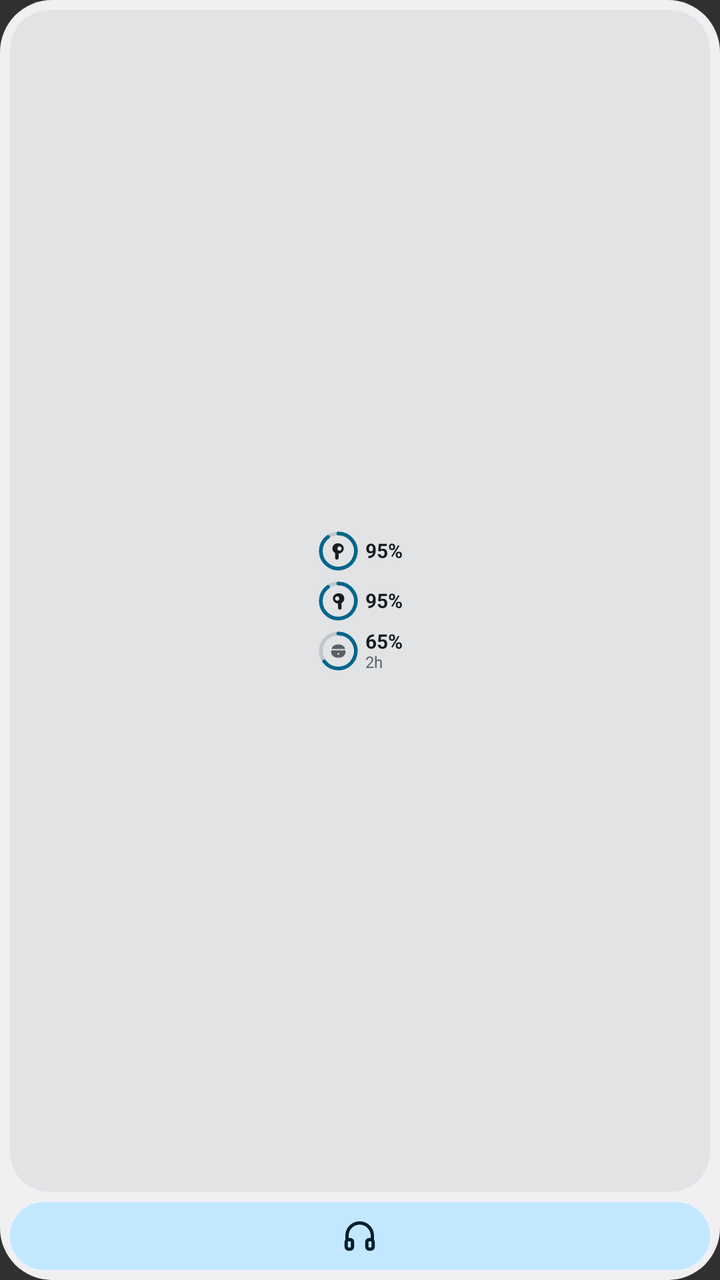
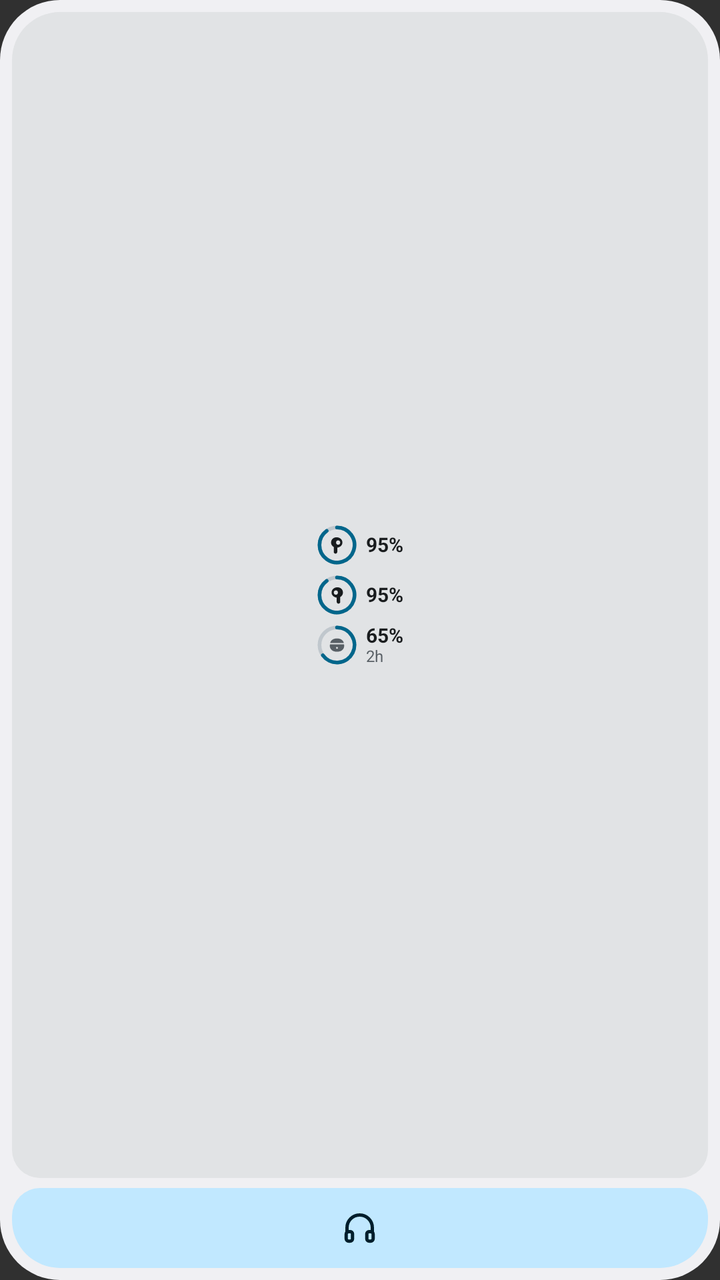

Compare the two renders of this Android layout. The source of the first and the diff that turns it into the second are given below.
<!-- AndroidManifest.xml: application theme android:Theme.Material.NoActionBar -->
<!-- res/layout/widget_realness_vertical_preview.xml -->
<?xml version="1.0" encoding="utf-8"?>
<LinearLayout xmlns:android="http://schemas.android.com/apk/res/android"
    android:layout_width="match_parent"
    android:layout_height="match_parent"
    android:background="@drawable/widget_bg"
    android:gravity="center_horizontal"
    android:orientation="vertical"
    android:padding="5dp">

    <LinearLayout
        android:layout_width="match_parent"
        android:layout_height="0dp"
        android:layout_weight="1"
        android:background="@drawable/widget_card_inner"
        android:gravity="center"
        android:orientation="vertical"
        android:paddingHorizontal="3dp"
        android:paddingVertical="4dp">

        <LinearLayout
            android:layout_width="match_parent"
            android:layout_height="wrap_content"
            android:gravity="center"
            android:orientation="horizontal">

            <ImageView
                android:layout_width="21dp"
                android:layout_height="21dp"
                android:contentDescription="@string/battery_left"
                android:scaleType="fitCenter"
                android:src="@drawable/ic_widget_preview_ring_l" />

            <TextView
                android:layout_width="wrap_content"
                android:layout_height="wrap_content"
                android:layout_marginStart="3dp"
                android:includeFontPadding="false"
                android:maxLines="1"
                android:text="95%"
                android:textColor="@color/widget_on_surface"
                android:textSize="10sp"
                android:textStyle="bold" />
        </LinearLayout>

        <LinearLayout
            android:layout_width="match_parent"
            android:layout_height="wrap_content"
            android:layout_marginTop="4dp"
            android:gravity="center"
            android:orientation="horizontal">

            <ImageView
                android:layout_width="21dp"
                android:layout_height="21dp"
                android:contentDescription="@string/battery_right"
                android:scaleType="fitCenter"
                android:src="@drawable/ic_widget_preview_ring_r" />

            <TextView
                android:layout_width="wrap_content"
                android:layout_height="wrap_content"
                android:layout_marginStart="3dp"
                android:includeFontPadding="false"
                android:maxLines="1"
                android:text="95%"
                android:textColor="@color/widget_on_surface"
                android:textSize="10sp"
                android:textStyle="bold" />
        </LinearLayout>

        <LinearLayout
            android:layout_width="match_parent"
            android:layout_height="wrap_content"
            android:layout_marginTop="4dp"
            android:gravity="center"
            android:orientation="horizontal">

            <ImageView
                android:layout_width="21dp"
                android:layout_height="21dp"
                android:contentDescription="@string/battery_case"
                android:scaleType="fitCenter"
                android:src="@drawable/ic_widget_preview_ring_case" />

            <LinearLayout
                android:layout_width="wrap_content"
                android:layout_height="wrap_content"
                android:layout_marginStart="3dp"
                android:orientation="vertical">

                <TextView
                    android:layout_width="wrap_content"
                    android:layout_height="wrap_content"
                    android:includeFontPadding="false"
                    android:maxLines="1"
                    android:text="65%"
                    android:textColor="@color/widget_on_surface"
                    android:textSize="10sp"
                    android:textStyle="bold" />

                <TextView
                    android:layout_width="wrap_content"
                    android:layout_height="wrap_content"
                    android:includeFontPadding="false"
                    android:maxLines="1"
                    android:text="@string/widget_preview_case_short"
                    android:textColor="@color/widget_on_surface_variant"
                    android:textSize="8sp" />
            </LinearLayout>
        </LinearLayout>
    </LinearLayout>

    <LinearLayout
        android:layout_width="match_parent"
        android:layout_height="34dp"
        android:layout_marginTop="5dp"
        android:background="@drawable/widget_pill_selected"
        android:gravity="center"
        android:orientation="vertical">

        <ImageView
            android:layout_width="19dp"
            android:layout_height="19dp"
            android:contentDescription="@string/widget_anc_short"
            android:src="@drawable/ic_widget_anc"
            android:tint="@color/widget_on_primary_container" />
    </LinearLayout>
</LinearLayout>
<!-- resources referenced by this layout -->
<resources>
  <color name="widget_on_primary_container">#FFFFE082</color>
  <color name="widget_on_surface">#FFE6E1E5</color>
  <color name="widget_on_surface_variant">#FFA8A4B0</color>
  <!-- drawable ic_widget_anc (drawable) -->
  <?xml version="1.0" encoding="utf-8"?>
  <vector xmlns:android="http://schemas.android.com/apk/res/android"
      android:width="24dp"
      android:height="24dp"
      android:viewportWidth="24"
      android:viewportHeight="24">
      
      <path
          android:pathData="M4,15v-3a8,8 0,0 1,16 0v3M5,14.5h1a1.5,1.5 0,0 1,1.5 1.5v3a1.5,1.5 0,0 1,-1.5 1.5H5a1.5,1.5 0,0 1,-1.5 -1.5v-3A1.5,1.5 0,0 1,5 14.5zM18,14.5h1a1.5,1.5 0,0 1,1.5 1.5v3a1.5,1.5 0,0 1,-1.5 1.5h-1a1.5,1.5 0,0 1,-1.5 -1.5v-3a1.5,1.5 0,0 1,1.5 -1.5z"
          android:strokeColor="#FFFFFFFF"
          android:strokeWidth="2.1"
          android:strokeLineCap="round"
          android:strokeLineJoin="round" />
  </vector>
  <!-- drawable ic_widget_preview_ring_l (drawable) -->
  <?xml version="1.0" encoding="utf-8"?>
  <vector xmlns:android="http://schemas.android.com/apk/res/android"
      android:width="48dp"
      android:height="48dp"
      android:viewportWidth="48"
      android:viewportHeight="48">
      <path
          android:pathData="M24,4A20,20 0 1,1 24,44A20,20 0 1,1 24,4"
          android:strokeColor="@color/widget_ring_track"
          android:strokeWidth="4.2" />
      <path
          android:pathData="M24,4A20,20 0 1,1 12.24,7.82"
          android:strokeColor="@color/widget_primary"
          android:strokeLineCap="round"
          android:strokeWidth="4.2" />
      <group
          android:translateX="12"
          android:translateY="12">
          <path
              android:fillColor="@color/widget_on_surface"
              android:fillType="evenOdd"
              android:pathData="M11.5,3.2C7.8,3.2 5.2,5.8 5.2,9.2c0,2.2 1.2,4.1 3.1,5.1v5.6c0,1.1 0.9,2.0 2.0,2.0s2.0,-0.9 2.0,-2.0v-4.9c3.3,-0.4 5.9,-2.7 5.9,-5.8c0,-3.4 -2.8,-6.0 -6.7,-6.0zM13.3,6.7c1.4,0 2.4,1.1 2.4,2.5s-1.0,2.5 -2.4,2.5s-2.4,-1.1 -2.4,-2.5s1.0,-2.5 2.4,-2.5z" />
      </group>
  </vector>
  <!-- drawable widget_bg (drawable) -->
  <?xml version="1.0" encoding="utf-8"?>
  <shape xmlns:android="http://schemas.android.com/apk/res/android"
      android:shape="rectangle">
      <solid android:color="@color/widget_surface" />
      <corners android:radius="26dp" />
  </shape>
  <!-- drawable widget_card_inner (drawable) -->
  <?xml version="1.0" encoding="utf-8"?>
  <shape xmlns:android="http://schemas.android.com/apk/res/android"
      android:shape="rectangle">
      <solid android:color="@color/widget_surface_card" />
      <corners android:radius="20dp" />
  </shape>
  <!-- drawable widget_pill_selected (drawable) -->
  <?xml version="1.0" encoding="utf-8"?>
  <shape xmlns:android="http://schemas.android.com/apk/res/android"
      android:shape="rectangle">
      <solid android:color="@color/widget_primary_container" />
      <corners android:radius="20dp" />
  </shape>
  <string name="battery_case">Case</string>
  <string name="battery_left">Left</string>
  <string name="battery_right">Right</string>
  <string name="widget_anc_short">ANC</string>
  <string name="widget_preview_case_short">2h</string>
  <color name="widget_ring_track">#38E6E1E5</color>
  <color name="widget_primary">#FFFFC400</color>
  <color name="widget_surface">#FF1B1B1F</color>
  <color name="widget_surface_card">#FF26262C</color>
  <color name="widget_primary_container">#FF594400</color>
  <!-- unchanged entries left out for length: 2 -->
</resources>

<!-- the commit's change to res/layout/widget_realness_vertical_preview.xml (unified diff, before → after) -->
@@ -2,119 +2,130 @@
 <LinearLayout xmlns:android="http://schemas.android.com/apk/res/android"
     android:layout_width="match_parent"
     android:layout_height="match_parent"
-    android:background="@drawable/widget_bg"
+    android:background="@drawable/widget_bg_vertical"
     android:gravity="center_horizontal"
     android:orientation="vertical"
-    android:padding="5dp">
+    android:padding="6dp">
 
     <LinearLayout
         android:layout_width="match_parent"
         android:layout_height="0dp"
         android:layout_weight="1"
-        android:background="@drawable/widget_card_inner"
+        android:background="@drawable/widget_card_inner_vertical"
         android:gravity="center"
         android:orientation="vertical"
-        android:paddingHorizontal="3dp"
-        android:paddingVertical="4dp">
+        android:paddingHorizontal="4dp"
+        android:paddingVertical="5dp">
 
         <LinearLayout
-            android:layout_width="match_parent"
+            android:layout_width="wrap_content"
             android:layout_height="wrap_content"
-            android:gravity="center"
-            android:orientation="horizontal">
-
-            <ImageView
-                android:layout_width="21dp"
-                android:layout_height="21dp"
-                android:contentDescription="@string/battery_left"
-                android:scaleType="fitCenter"
-                android:src="@drawable/ic_widget_preview_ring_l" />
-
-            <TextView
-                android:layout_width="wrap_content"
-                android:layout_height="wrap_content"
-                android:layout_marginStart="3dp"
-                android:includeFontPadding="false"
-                android:maxLines="1"
-                android:text="95%"
-                android:textColor="@color/widget_on_surface"
-                android:textSize="10sp"
-                android:textStyle="bold" />
-        </LinearLayout>
-
-        <LinearLayout
-            android:layout_width="match_parent"
-            android:layout_height="wrap_content"
-            android:layout_marginTop="4dp"
-            android:gravity="center"
-            android:orientation="horizontal">
-
-            <ImageView
-                android:layout_width="21dp"
-                android:layout_height="21dp"
-                android:contentDescription="@string/battery_right"
-                android:scaleType="fitCenter"
-                android:src="@drawable/ic_widget_preview_ring_r" />
-
-            <TextView
-                android:layout_width="wrap_content"
-                android:layout_height="wrap_content"
-                android:layout_marginStart="3dp"
-                android:includeFontPadding="false"
-                android:maxLines="1"
-                android:text="95%"
-                android:textColor="@color/widget_on_surface"
-                android:textSize="10sp"
-                android:textStyle="bold" />
-        </LinearLayout>
-
-        <LinearLayout
-            android:layout_width="match_parent"
-            android:layout_height="wrap_content"
-            android:layout_marginTop="4dp"
-            android:gravity="center"
-            android:orientation="horizontal">
-
-            <ImageView
-                android:layout_width="21dp"
-                android:layout_height="21dp"
-                android:contentDescription="@string/battery_case"
-                android:scaleType="fitCenter"
-                android:src="@drawable/ic_widget_preview_ring_case" />
+            android:layout_gravity="center_horizontal"
+            android:gravity="start"
+            android:orientation="vertical">
 
             <LinearLayout
                 android:layout_width="wrap_content"
                 android:layout_height="wrap_content"
-                android:layout_marginStart="3dp"
-                android:orientation="vertical">
+                android:gravity="center_vertical|start"
+                android:orientation="horizontal">
+
+                <ImageView
+                    android:layout_width="21dp"
+                    android:layout_height="21dp"
+                    android:contentDescription="@string/battery_left"
+                    android:scaleType="fitCenter"
+                    android:src="@drawable/ic_widget_preview_ring_l" />
 
                 <TextView
                     android:layout_width="wrap_content"
                     android:layout_height="wrap_content"
+                    android:layout_marginStart="4dp"
+                    android:fontFeatureSettings="tnum"
                     android:includeFontPadding="false"
                     android:maxLines="1"
-                    android:text="65%"
+                    android:text="95%"
                     android:textColor="@color/widget_on_surface"
                     android:textSize="10sp"
                     android:textStyle="bold" />
+            </LinearLayout>
+
+            <LinearLayout
+                android:layout_width="wrap_content"
+                android:layout_height="wrap_content"
+                android:layout_marginTop="4dp"
+                android:gravity="center_vertical|start"
+                android:orientation="horizontal">
+
+                <ImageView
+                    android:layout_width="21dp"
+                    android:layout_height="21dp"
+                    android:contentDescription="@string/battery_right"
+                    android:scaleType="fitCenter"
+                    android:src="@drawable/ic_widget_preview_ring_r" />
 
                 <TextView
                     android:layout_width="wrap_content"
                     android:layout_height="wrap_content"
+                    android:layout_marginStart="4dp"
+                    android:fontFeatureSettings="tnum"
                     android:includeFontPadding="false"
                     android:maxLines="1"
-                    android:text="@string/widget_preview_case_short"
-                    android:textColor="@color/widget_on_surface_variant"
-                    android:textSize="8sp" />
+                    android:text="95%"
+                    android:textColor="@color/widget_on_surface"
+                    android:textSize="10sp"
+                    android:textStyle="bold" />
+            </LinearLayout>
+
+            <LinearLayout
+                android:layout_width="wrap_content"
+                android:layout_height="wrap_content"
+                android:layout_marginTop="4dp"
+                android:gravity="center_vertical|start"
+                android:orientation="horizontal">
+
+                <ImageView
+                    android:layout_width="21dp"
+                    android:layout_height="21dp"
+                    android:contentDescription="@string/battery_case"
+                    android:scaleType="fitCenter"
+                    android:src="@drawable/ic_widget_preview_ring_case" />
+
+                <LinearLayout
+                    android:layout_width="wrap_content"
+                    android:layout_height="wrap_content"
+                    android:layout_marginStart="4dp"
+                    android:orientation="vertical">
+
+                    <TextView
+                        android:layout_width="wrap_content"
+                        android:layout_height="wrap_content"
+                        android:fontFeatureSettings="tnum"
+                        android:includeFontPadding="false"
+                        android:maxLines="1"
+                        android:text="65%"
+                        android:textColor="@color/widget_on_surface"
+                        android:textSize="10sp"
+                        android:textStyle="bold" />
+
+                    <TextView
+                        android:layout_width="wrap_content"
+                        android:layout_height="wrap_content"
+                        android:includeFontPadding="false"
+                        android:maxLines="1"
+                        android:text="@string/widget_preview_case_short"
+                        android:textColor="@color/widget_on_surface_variant"
+                        android:textSize="8sp" />
+                </LinearLayout>
             </LinearLayout>
         </LinearLayout>
     </LinearLayout>
 
     <LinearLayout
         android:layout_width="match_parent"
-        android:layout_height="34dp"
+        android:layout_height="40dp"
         android:layout_marginTop="5dp"
-        android:background="@drawable/widget_pill_selected"
+        android:background="@drawable/widget_pill_vertical_selected"
         android:gravity="center"
         android:orientation="vertical">
 
<!-- resource entries referenced after the edit -->
@@ -43,26 +43,34 @@
               android:pathData="M11.5,3.2C7.8,3.2 5.2,5.8 5.2,9.2c0,2.2 1.2,4.1 3.1,5.1v5.6c0,1.1 0.9,2.0 2.0,2.0s2.0,-0.9 2.0,-2.0v-4.9c3.3,-0.4 5.9,-2.7 5.9,-5.8c0,-3.4 -2.8,-6.0 -6.7,-6.0zM13.3,6.7c1.4,0 2.4,1.1 2.4,2.5s-1.0,2.5 -2.4,2.5s-2.4,-1.1 -2.4,-2.5s1.0,-2.5 2.4,-2.5z" />
       </group>
   </vector>
-  <!-- drawable widget_bg (drawable) -->
+  <!-- drawable widget_bg_vertical (drawable) -->
   <?xml version="1.0" encoding="utf-8"?>
   <shape xmlns:android="http://schemas.android.com/apk/res/android"
       android:shape="rectangle">
       <solid android:color="@color/widget_surface" />
-      <corners android:radius="26dp" />
+      <corners android:radius="30dp" />
   </shape>
-  <!-- drawable widget_card_inner (drawable) -->
+  <!-- drawable widget_card_inner_vertical (drawable) -->
   <?xml version="1.0" encoding="utf-8"?>
   <shape xmlns:android="http://schemas.android.com/apk/res/android"
       android:shape="rectangle">
       <solid android:color="@color/widget_surface_card" />
-      <corners android:radius="20dp" />
+      <corners
+          android:bottomLeftRadius="14dp"
+          android:bottomRightRadius="14dp"
+          android:topLeftRadius="24dp"
+          android:topRightRadius="24dp" />
   </shape>
-  <!-- drawable widget_pill_selected (drawable) -->
+  <!-- drawable widget_pill_vertical_selected (drawable) -->
   <?xml version="1.0" encoding="utf-8"?>
   <shape xmlns:android="http://schemas.android.com/apk/res/android"
       android:shape="rectangle">
       <solid android:color="@color/widget_primary_container" />
-      <corners android:radius="20dp" />
+      <corners
+          android:bottomLeftRadius="24dp"
+          android:bottomRightRadius="24dp"
+          android:topLeftRadius="14dp"
+          android:topRightRadius="14dp" />
   </shape>
   <string name="battery_case">Case</string>
   <string name="battery_left">Left</string>
